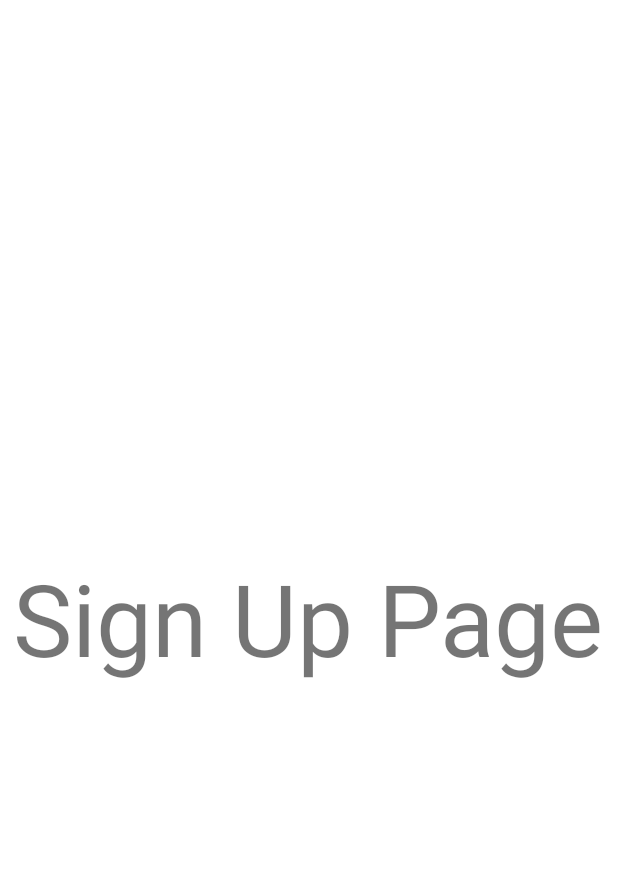
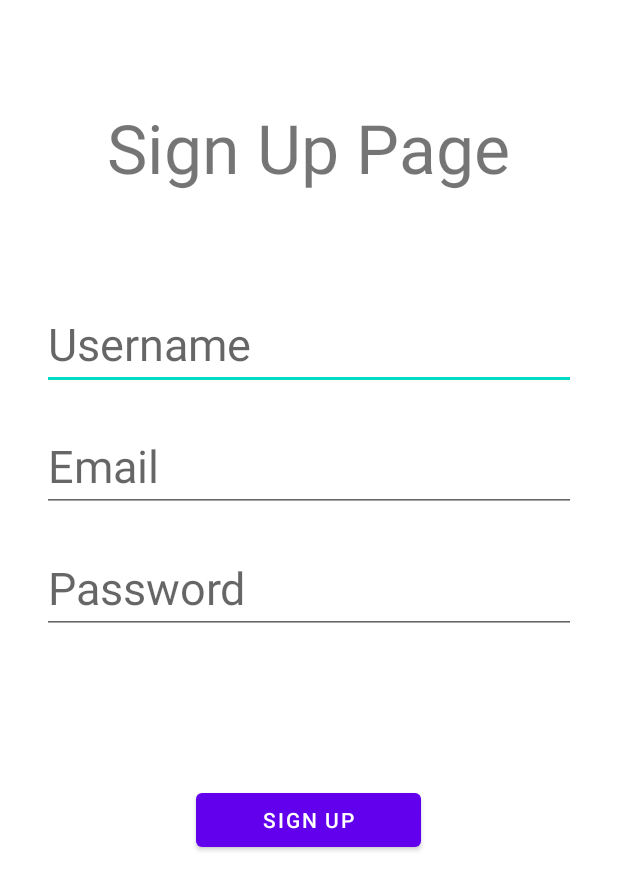
Before and after one commit to leobwatt/ChatApplication, an Android app: the layout signup.xml on its own in the app's theme, with its tools: preview values and no code run, on a phone screen of 412 x 824 dp. Shown: the top 890 px of the screen. Run offline under Robolectric (Android 15) with nearby library versions, the light colour scheme and no system bars.

Commit message:
Updated signup page

```diff
--- a/app/src/main/res/layout/login.xml
+++ b/app/src/main/res/layout/login.xml
@@ -16,13 +16,12 @@
         android:id="@+id/edt_email"
         android:layout_width="match_parent"
         android:layout_height="wrap_content"
+        android:layout_below="@+id/app_logo"
         android:layout_centerHorizontal="true"
-        android:layout_below="@+id/app_logo"
         android:layout_marginLeft="28dp"
         android:layout_marginRight="28dp"
         android:hint="Email"
-        android:textSize="45dp"
-    />
+        android:textSize="45dp" />
 
     <EditText
         android:id="@+id/edt_password"
--- a/app/src/main/res/layout/signup.xml
+++ b/app/src/main/res/layout/signup.xml
@@ -4,12 +4,62 @@
     android:layout_height="match_parent">
 
     <TextView
+        android:id="@+id/text_sign_up"
         android:layout_width="wrap_content"
         android:layout_height="wrap_content"
+        android:layout_centerHorizontal="true"
+        android:layout_centerVertical="false"
+        android:layout_marginTop="68dp"
         android:text="Sign Up Page"
-        android:layout_centerVertical="true"
+        android:textSize="45dp" />
+
+    <EditText
+        android:id="@+id/edt_username"
+        android:layout_width="match_parent"
+        android:layout_below="@id/text_sign_up"
         android:layout_centerHorizontal="true"
-        android:textSize="100px"
+        android:layout_marginLeft="28dp"
+        android:layout_marginRight="28dp"
+        android:layout_height="wrap_content"
+        android:layout_marginTop="70dp"
+        android:hint="Username"
+        android:textSize="30dp"
+/>
+
+    <EditText
+        android:id="@+id/edt_email"
+        android:layout_width="match_parent"
+        android:layout_height="wrap_content"
+        android:layout_below="@+id/edt_username"
+        android:layout_centerHorizontal="true"
+        android:layout_marginLeft="28dp"
+        android:layout_marginTop="20dp"
+        android:layout_marginRight="28dp"
+        android:hint="Email"
+        android:textSize="30dp" />
+
+    <EditText
+        android:id="@+id/edt_password"
+        android:layout_width="match_parent"
+        android:layout_height="wrap_content"
+        android:layout_below="@+id/edt_email"
+        android:layout_centerHorizontal="true"
+        android:layout_marginLeft="28dp"
+        android:layout_marginTop="20dp"
+        android:layout_marginRight="28dp"
+        android:hint="Password"
+        android:textSize="30dp" />
+
+    <Button
+        android:id="@+id/btn_sign_up"
+        android:layout_width="150dp"
+        android:layout_height="wrap_content"
+        android:layout_below="@id/edt_password"
+        android:layout_centerHorizontal="true"
+        android:text="Sign up"
+        android:width="20dp"
+        android:layout_marginTop="100dp"
         />
 
+
 </RelativeLayout>
```
